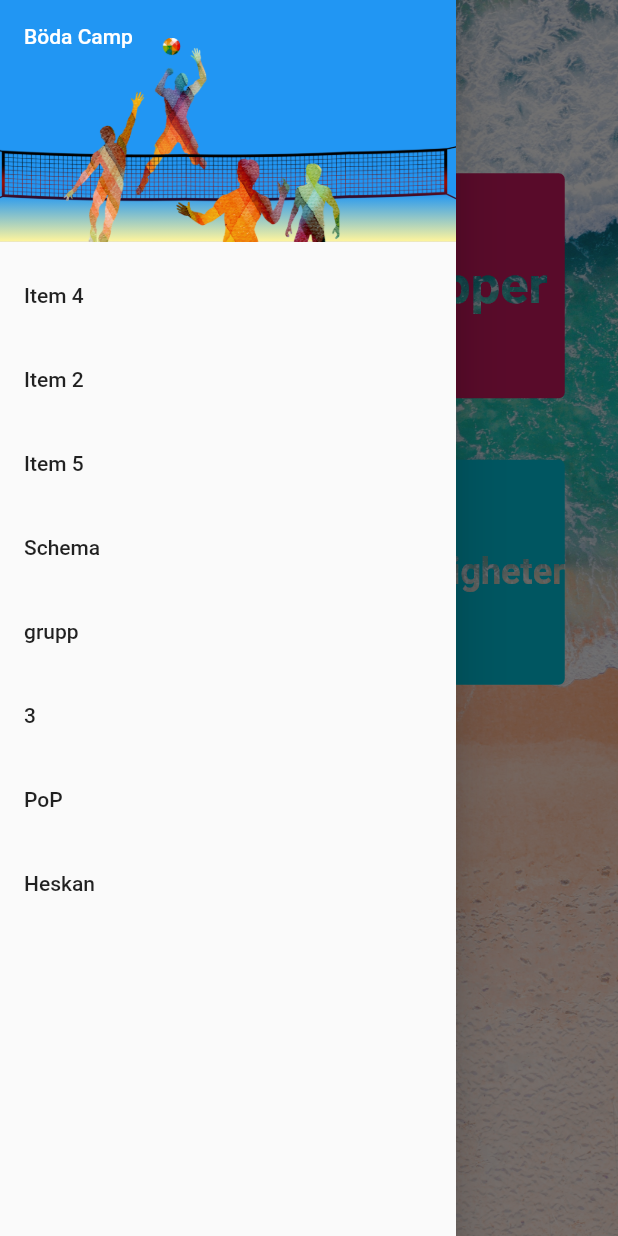
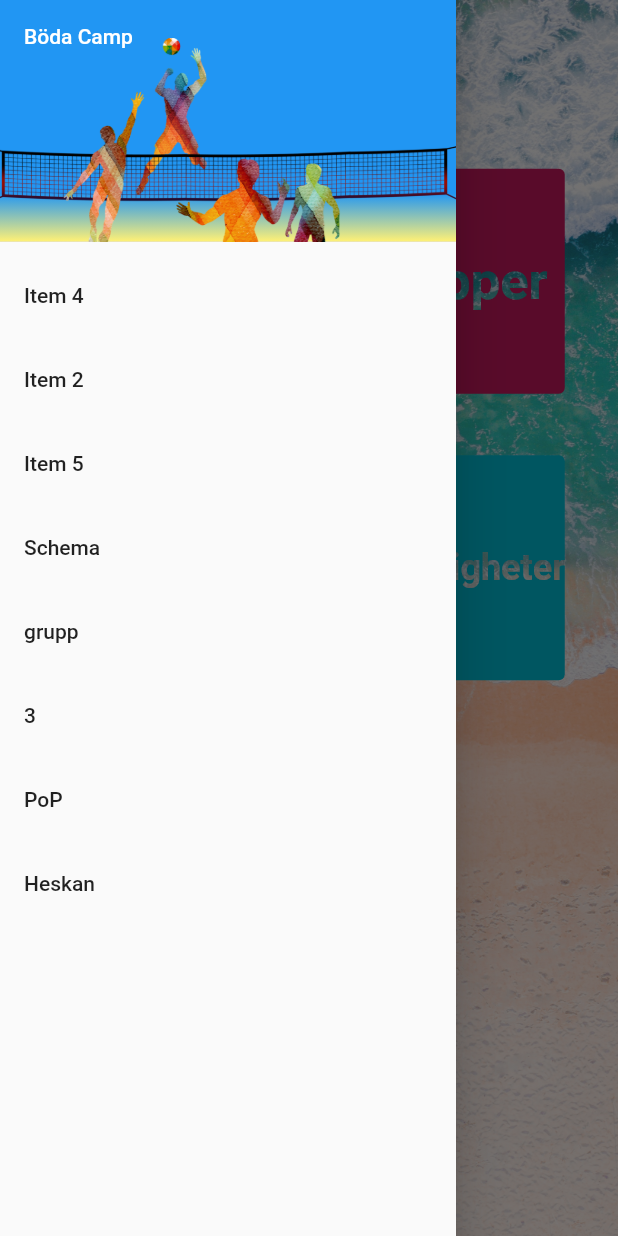
Before and after one commit to wrang308/Beach-aid-camp, a Flutter app: the screen it shows after launch, with the side drawer open, on a phone screen of 412 x 824 dp. Run offline on Flutter 3.47's test engine with Material 2 defaults, Android fonts, the phone set to English and light mode, and no system bars; our stand-ins replace auto_size_text, cloud_firestore, page_transition, shared_preferences; accounts and stored records are empty.

Commit message:
commiting stuff

```diff
--- a/lib/drawer.dart
+++ b/lib/drawer.dart
@@ -31,7 +31,7 @@ class MyDrawer extends StatelessWidget {
                 colors: [
                   // Colors are easy thanks to Flutter's Colors class.
                   Colors.blue,
-                  Colors.yellow[200],
+                  Colors.yellow[300],
                 ],
               ),
               image: DecorationImage(
--- a/lib/grouptest.dart
+++ b/lib/grouptest.dart
@@ -77,8 +77,7 @@ class _groupState extends State<GroupRoute> {
                     ),
                   );
                 }
-                return
-                  Container(
+                return Container(
                     margin: EdgeInsets.fromLTRB(0.0, 75.0, 0.0, 0.0),
                   child: ListView.builder(
                     padding: const EdgeInsets.fromLTRB(10, 10, 10, 10),
@@ -119,7 +118,8 @@ class _groupState extends State<GroupRoute> {
                 iconTheme: IconThemeData(color: Colors.black),
                 title: Text(
                   'Grupper',
-                  style: TextStyle(color: Colors.black),
+                  style: TextStyle(color: Colors.black,
+                    fontSize: 25,),
                 ),
                 backgroundColor: Colors.transparent, //No more green
                 elevation: 0.0, //Shadow gone
--- a/lib/mainPage.dart
+++ b/lib/mainPage.dart
@@ -53,10 +53,12 @@ class _MainPageState extends State<MainPageRoute> {
             end: FractionalOffset.bottomCenter,
             colors: [
             Colors.white.withOpacity(0.0),
-            Colors.white.withOpacity(0.3),
+            Colors.white.withOpacity(0.1),
+            Colors.white.withOpacity(0.5),
             ],
             stops: [
             0.0,
+            0.2,
             1.0
             ])),
             ),
@@ -64,7 +66,7 @@ class _MainPageState extends State<MainPageRoute> {
             GridView.count(
 
               primary: false,
-              padding: const EdgeInsets.fromLTRB(20,100,20,20),
+              padding: const EdgeInsets.fromLTRB(20,97,20,20),
               crossAxisSpacing: 10,
               mainAxisSpacing: 10,
               crossAxisCount: 2,
@@ -137,8 +139,9 @@ class _MainPageState extends State<MainPageRoute> {
             right: 0.0,
             child: AppBar(
               iconTheme: IconThemeData(color: Colors.black),
-              title: Text('Hello world',
-                style: TextStyle(color: Colors.black),),
+              title: Text('Böda Camp',
+                style: TextStyle(color: Colors.black,
+                fontSize: 25),),
               backgroundColor: Colors.transparent, //No more green
               elevation: 0.0, //Shadow gone
             ),),
--- a/lib/turistSaker.dart
+++ b/lib/turistSaker.dart
@@ -81,7 +81,8 @@ class _turistState extends State<TuristRoute> {
               iconTheme: IconThemeData(color: Colors.black),
               title: Text(
                 'Sevärdigheter',
-                style: TextStyle(color: Colors.black),
+                style: TextStyle(color: Colors.black,
+                  fontSize: 25,),
               ),
               backgroundColor: Colors.transparent, //No more green
               elevation: 0.0, //Shadow gone
```
Also changed, not shown: lib/schema.dart (+18 -12 lines).
